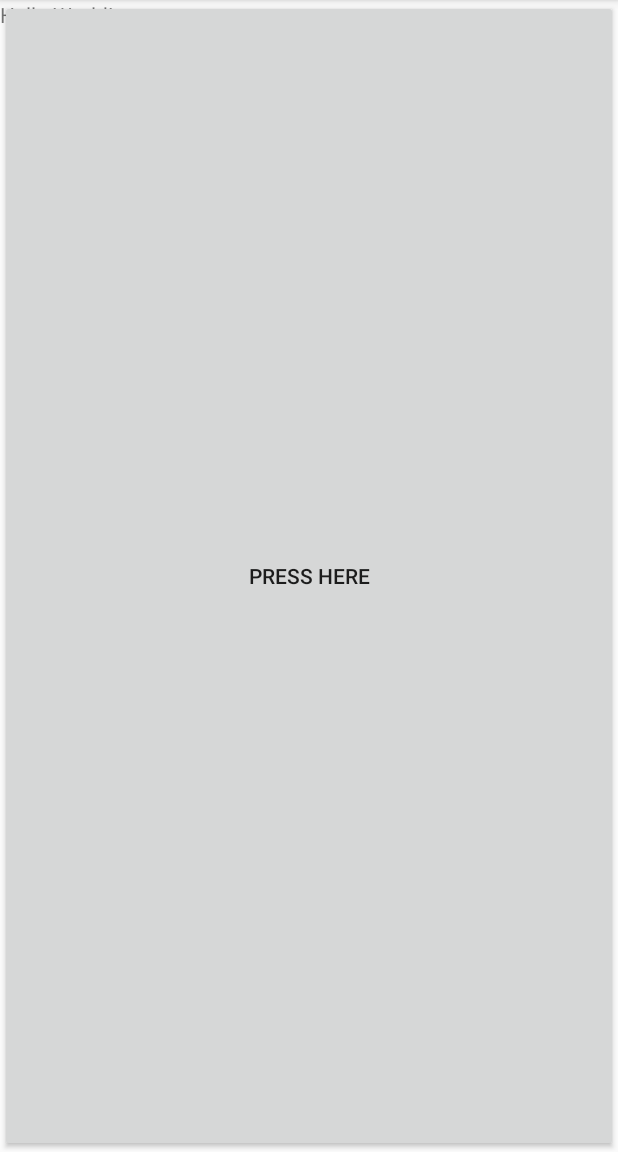
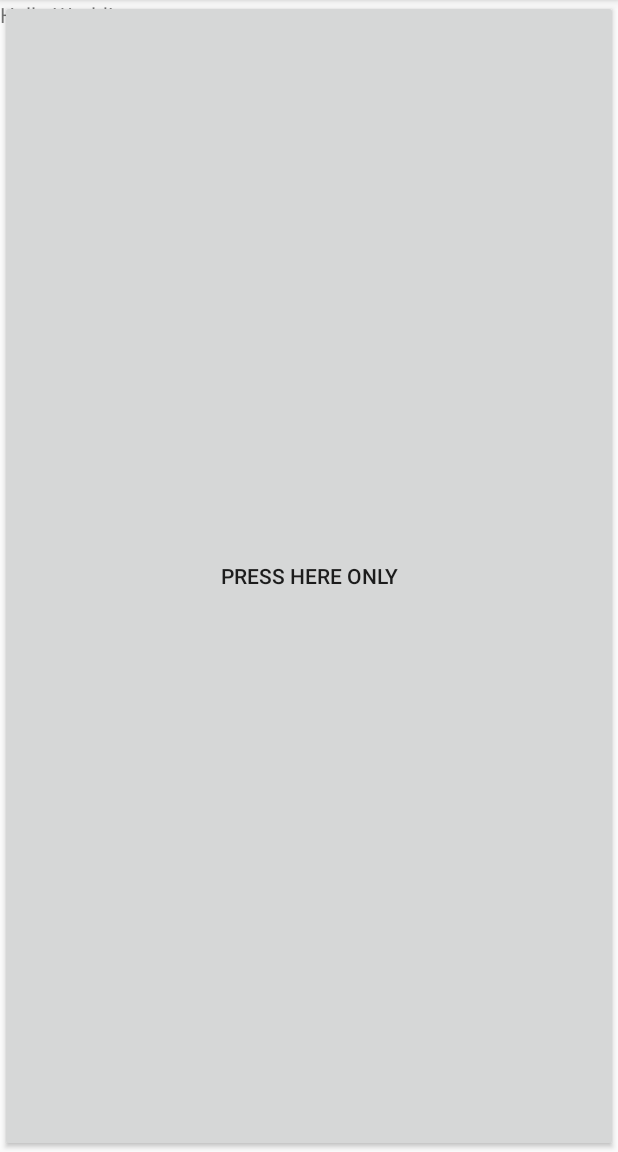
Before and after one commit to abhijit-296/MyApplication, an Android app: the screen it shows after launch (MainActivity), on a phone screen of 412 x 824 dp, the part 84-1236 px from its top. Run offline under Robolectric (Android 15) with nearby library versions, the phone set to English and light mode, and no system bars.

Commit message:
xml file changed

```diff
--- a/app/src/main/res/layout/activity_main.xml
+++ b/app/src/main/res/layout/activity_main.xml
@@ -13,7 +13,7 @@
         android:text="Hello World!"
          />
     <Button
-        android:text="Press Here"
+        android:text="Press Here only"
         android:layout_width="match_parent"
         android:layout_height="match_parent" />
 
```
